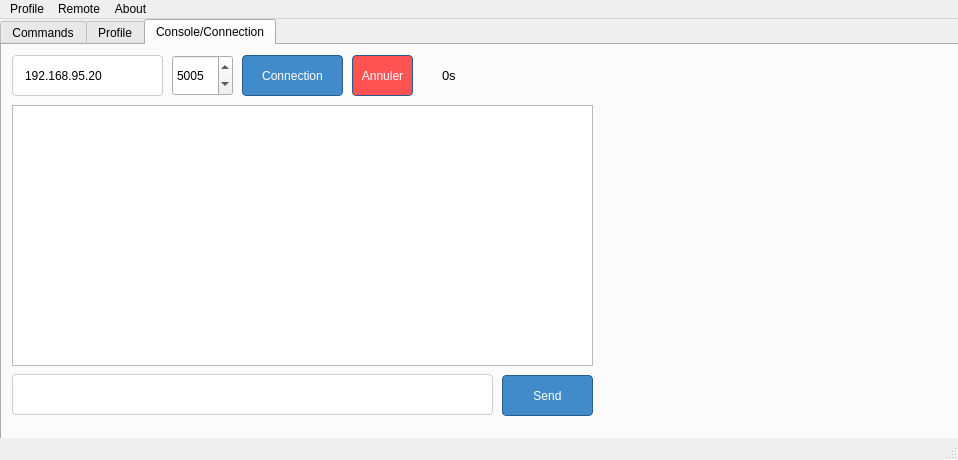
First picture: the form in dgipydrone.ui, repository DGIProject/DGIPyDrOneQt, before the edit.
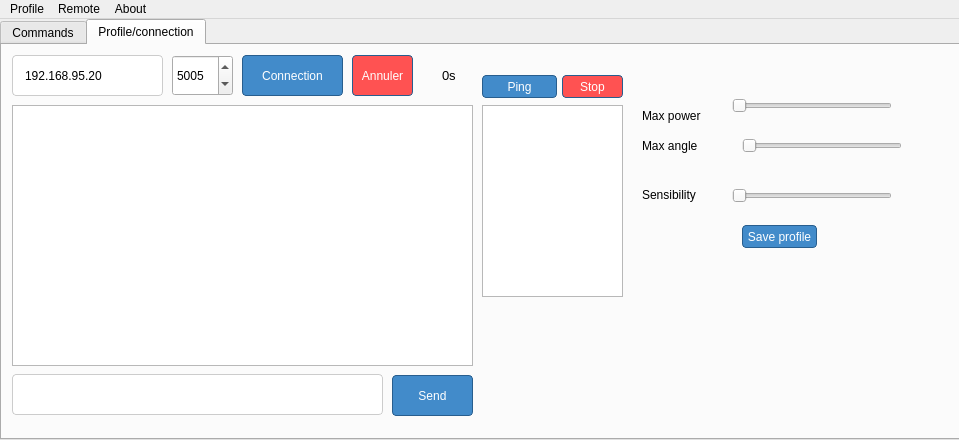
Second picture: the form after the edit. The open tabs and pages were chosen to show the change.

What changed in the file:
```diff
--- a/dgipydrone.ui
+++ b/dgipydrone.ui
@@ -6,8 +6,8 @@
    <rect>
     <x>0</x>
     <y>0</y>
-    <width>958</width>
-    <height>460</height>
+    <width>959</width>
+    <height>440</height>
    </rect>
   </property>
   <property name="windowTitle">
@@ -676,118 +676,16 @@
      <zorder>buttonStartSession</zorder>
      <zorder>connectBeforeWidget</zorder>
     </widget>
-    <widget class="QWidget" name="tab_2">
-     <attribute name="title">
-      <string>Profile</string>
-     </attribute>
-     <widget class="QLabel" name="label_3">
-      <property name="geometry">
-       <rect>
-        <x>30</x>
-        <y>30</y>
-        <width>101</width>
-        <height>21</height>
-       </rect>
-      </property>
-      <property name="text">
-       <string>Max power</string>
-      </property>
-     </widget>
-     <widget class="QSlider" name="maximalPowerSliver">
-      <property name="geometry">
-       <rect>
-        <x>150</x>
-        <y>30</y>
-        <width>160</width>
-        <height>22</height>
-       </rect>
-      </property>
-      <property name="maximum">
-       <number>1</number>
-      </property>
-      <property name="orientation">
-       <enum>Qt::Horizontal</enum>
-      </property>
-     </widget>
-     <widget class="QLabel" name="label_5">
-      <property name="geometry">
-       <rect>
-        <x>30</x>
-        <y>100</y>
-        <width>101</width>
-        <height>20</height>
-       </rect>
-      </property>
-      <property name="text">
-       <string>Sensibility</string>
-      </property>
-     </widget>
-     <widget class="QSlider" name="sensibilitySlider">
-      <property name="geometry">
-       <rect>
-        <x>150</x>
-        <y>100</y>
-        <width>160</width>
-        <height>22</height>
-       </rect>
-      </property>
-      <property name="orientation">
-       <enum>Qt::Horizontal</enum>
-      </property>
-     </widget>
-     <widget class="QLabel" name="label_8">
-      <property name="geometry">
-       <rect>
-        <x>30</x>
-        <y>60</y>
-        <width>101</width>
-        <height>21</height>
-       </rect>
-      </property>
-      <property name="text">
-       <string>Max angle</string>
-      </property>
-     </widget>
-     <widget class="QSlider" name="maximalAngleSlider">
-      <property name="geometry">
-       <rect>
-        <x>150</x>
-        <y>60</y>
-        <width>160</width>
-        <height>22</height>
-       </rect>
-      </property>
-      <property name="maximum">
-       <number>1</number>
-      </property>
-      <property name="orientation">
-       <enum>Qt::Horizontal</enum>
-      </property>
-     </widget>
-     <widget class="QPushButton" name="buttonSaveProfile">
-      <property name="geometry">
-       <rect>
-        <x>30</x>
-        <y>160</y>
-        <width>75</width>
-        <height>23</height>
-       </rect>
-      </property>
-      <property name="text">
-       <string>Save profile</string>
-      </property>
-     </widget>
-    </widget>
     <widget class="QWidget" name="tab_3">
      <attribute name="title">
-      <string>Console/Connection</string>
+      <string>Profile/connection</string>
      </attribute>
      <widget class="QTextEdit" name="console">
       <property name="geometry">
        <rect>
         <x>10</x>
         <y>60</y>
-        <width>581</width>
+        <width>461</width>
         <height>261</height>
        </rect>
       </property>
@@ -800,7 +698,7 @@
        <rect>
         <x>10</x>
         <y>329</y>
-        <width>481</width>
+        <width>371</width>
         <height>41</height>
        </rect>
       </property>
@@ -808,9 +706,9 @@
      <widget class="QPushButton" name="buttonSendCommand">
       <property name="geometry">
        <rect>
-        <x>500</x>
+        <x>390</x>
         <y>330</y>
-        <width>91</width>
+        <width>81</width>
         <height>41</height>
        </rect>
       </property>
@@ -887,7 +785,7 @@
        <rect>
         <x>440</x>
         <y>20</y>
-        <width>151</width>
+        <width>31</width>
         <height>20</height>
        </rect>
       </property>
@@ -900,6 +798,148 @@
        <string>0s</string>
       </property>
      </widget>
+     <widget class="QLabel" name="label_3">
+      <property name="geometry">
+       <rect>
+        <x>640</x>
+        <y>60</y>
+        <width>101</width>
+        <height>21</height>
+       </rect>
+      </property>
+      <property name="text">
+       <string>Max power</string>
+      </property>
+     </widget>
+     <widget class="QSlider" name="maximalPowerSliver">
+      <property name="geometry">
+       <rect>
+        <x>730</x>
+        <y>50</y>
+        <width>160</width>
+        <height>22</height>
+       </rect>
+      </property>
+      <property name="maximum">
+       <number>1</number>
+      </property>
+      <property name="orientation">
+       <enum>Qt::Horizontal</enum>
+      </property>
+     </widget>
+     <widget class="QSlider" name="maximalAngleSlider">
+      <property name="geometry">
+       <rect>
+        <x>740</x>
+        <y>90</y>
+        <width>160</width>
+        <height>22</height>
+       </rect>
+      </property>
+      <property name="maximum">
+       <number>1</number>
+      </property>
+      <property name="orientation">
+       <enum>Qt::Horizontal</enum>
+      </property>
+     </widget>
+     <widget class="QSlider" name="sensibilitySlider">
+      <property name="geometry">
+       <rect>
+        <x>730</x>
+        <y>140</y>
+        <width>160</width>
+        <height>22</height>
+       </rect>
+      </property>
+      <property name="orientation">
+       <enum>Qt::Horizontal</enum>
+      </property>
+     </widget>
+     <widget class="QLabel" name="label_8">
+      <property name="geometry">
+       <rect>
+        <x>640</x>
+        <y>90</y>
+        <width>101</width>
+        <height>21</height>
+       </rect>
+      </property>
+      <property name="text">
+       <string>Max angle</string>
+      </property>
+     </widget>
+     <widget class="QLabel" name="label_5">
+      <property name="geometry">
+       <rect>
+        <x>640</x>
+        <y>140</y>
+        <width>101</width>
+        <height>20</height>
+       </rect>
+      </property>
+      <property name="text">
+       <string>Sensibility</string>
+      </property>
+     </widget>
+     <widget class="QPushButton" name="buttonSaveProfile">
+      <property name="geometry">
+       <rect>
+        <x>740</x>
+        <y>180</y>
+        <width>75</width>
+        <height>23</height>
+       </rect>
+      </property>
+      <property name="text">
+       <string>Save profile</string>
+      </property>
+     </widget>
+     <widget class="QPushButton" name="buttonPing">
+      <property name="geometry">
+       <rect>
+        <x>480</x>
+        <y>30</y>
+        <width>75</width>
+        <height>23</height>
+       </rect>
+      </property>
+      <property name="text">
+       <string>Ping</string>
+      </property>
+     </widget>
+     <widget class="QListWidget" name="listIp">
+      <property name="geometry">
+       <rect>
+        <x>480</x>
+        <y>60</y>
+        <width>141</width>
+        <height>192</height>
+       </rect>
+      </property>
+     </widget>
+     <widget class="QPushButton" name="buttonStopPing">
+      <property name="geometry">
+       <rect>
+        <x>560</x>
+        <y>30</y>
+        <width>61</width>
+        <height>23</height>
+       </rect>
+      </property>
+      <property name="styleSheet">
+       <string notr="true">QPushButton {
+	background-color: rgb(255, 82, 82);
+}
+
+QPushButton:pressed {
+	background-color: rgb(138, 48, 48);
+}</string>
+      </property>
+      <property name="text">
+       <string>Stop</string>
+      </property>
+     </widget>
     </widget>
    </widget>
   </widget>
@@ -908,7 +948,7 @@
     <rect>
      <x>0</x>
      <y>0</y>
-     <width>958</width>
+     <width>959</width>
      <height>21</height>
     </rect>
    </property>
@@ -947,7 +987,6 @@
    <addaction name="menuConnect"/>
    <addaction name="menuAbout"/>
   </widget>
-  <widget class="QStatusBar" name="statusBar"/>
   <action name="actionLoad">
    <property name="text">
     <string>Load</string>
```
Left out of the diff: 6 changed lines with no effect on the pictures.
